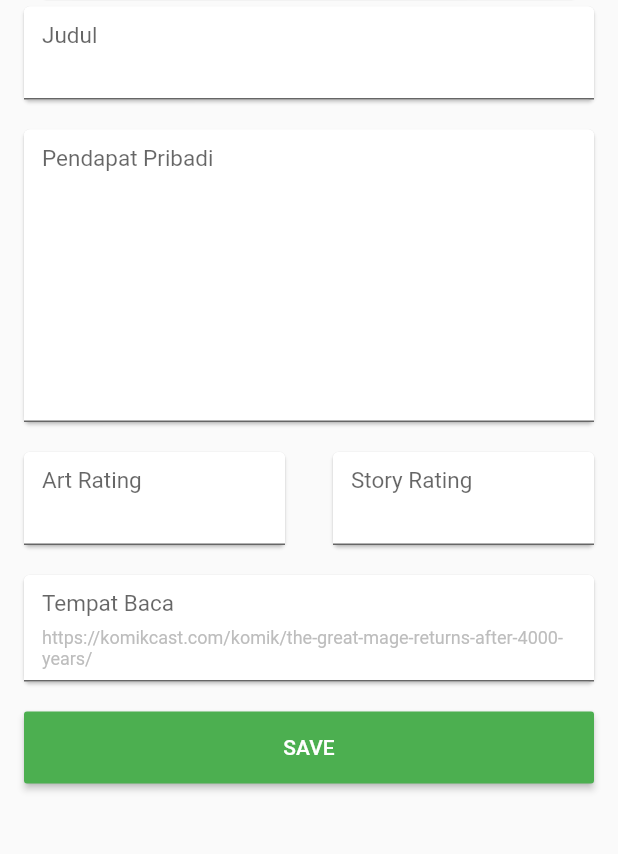
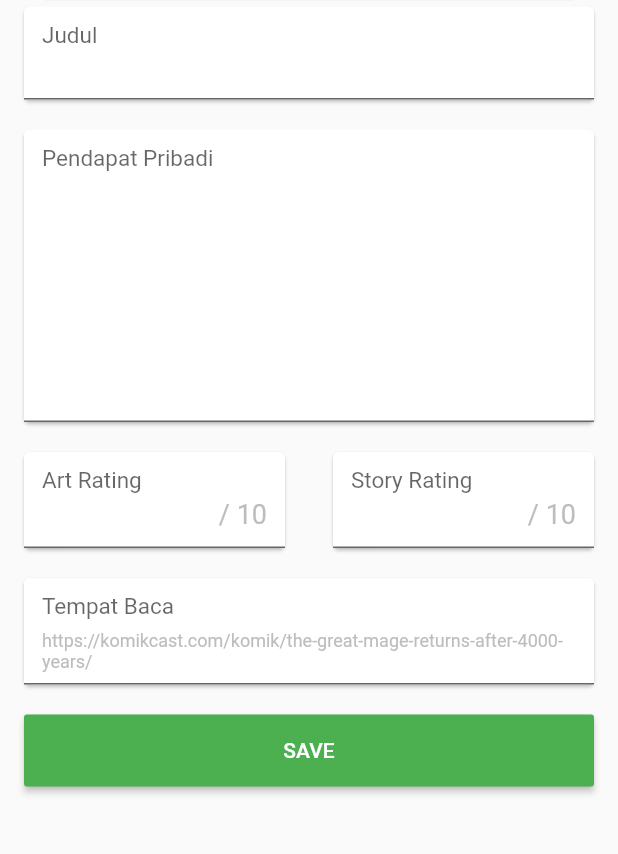
Before and after one commit to Sayutizxc/review_app, a Flutter app: the InputPage screen opened directly, after a tap on "SAVE", on a phone screen of 412 x 824 dp, the part 124-978 px from its top. Run offline on Flutter 3.47's test engine with Material 2 defaults, Android fonts, the phone set to English and light mode, and no system bars; our stand-ins replace expansion_tile_card, get, get_storage, google_fonts; accounts and stored records are empty; Roboto replaces fonts that are missing (Cookie).

```diff
--- a/lib/ui/input_page.dart
+++ b/lib/ui/input_page.dart
@@ -3,6 +3,7 @@ import 'package:get/get.dart';
 import 'package:google_fonts/google_fonts.dart';
 import 'package:review_app/controllers/review_controller.dart';
 import 'package:review_app/models/review_model.dart';
+import 'package:review_app/widgets/custom_form_widget.dart';
 
 // ignore: must_be_immutable
 class InputPage extends StatelessWidget {
@@ -49,25 +50,26 @@ class InputPage extends StatelessWidget {
                 ),
               ),
             ),
-            FormField(
+            CustomFormField(
               title: 'Judul',
               controller: titleController,
               keyboardType: TextInputType.text,
+              textCapitalization: TextCapitalization.words,
             ),
             SizedBox(height: 20),
-            FormField(
+            CustomFormField(
                 title: 'Pendapat Pribadi',
                 controller: reviewController,
                 minLines: 8,
                 keyboardType: TextInputType.multiline,
-            ),
+                textCapitalization: TextCapitalization.sentences),
             SizedBox(height: 20),
             Row(
               mainAxisAlignment: MainAxisAlignment.spaceBetween,
               children: [
                 Expanded(
                   child: Obx(
-                    () => FormField(
+                    () => CustomFormField(
                       title: 'Art Rating',
                       controller: artRatingController,
                       keyboardType: TextInputType.number,
@@ -93,12 +95,13 @@ class InputPage extends StatelessWidget {
                       suffixIcon: (isArtValid.value)
                           ? null
                           : Icon(Icons.error, color: Colors.red),
+                      suffixText: '/ 10',
                     ),
                   ),
                 ),
                 Expanded(
                   child: Obx(
-                    () => FormField(
+                    () => CustomFormField(
                         title: 'Story Rating',
                         controller: storyRatingController,
                         keyboardType: TextInputType.number,
@@ -115,8 +118,8 @@ class InputPage extends StatelessWidget {
                                 dismissDirection:
                                     SnackDismissDirection.HORIZONTAL,
                                 duration: Duration(seconds: 3),
-                              margin:
-                                  EdgeInsets.only(top: 10, left: 16, right: 16),
+                                margin: EdgeInsets.only(
+                                    top: 10, left: 16, right: 16),
                               );
                             }
                           }
@@ -124,13 +127,13 @@ class InputPage extends StatelessWidget {
                         suffixIcon: (isStoryValid.value)
                             ? null
                             : Icon(Icons.error, color: Colors.red),
-                    ),
+                        suffixText: '/ 10'),
                   ),
                 ),
               ],
             ),
             SizedBox(height: 20),
-            FormField(
+            CustomFormField(
               title: 'Tempat Baca',
               hintText:
                   'https://komikcast.com/komik/the-great-mage-returns-after-4000-years/',
@@ -159,18 +162,32 @@ class InputPage extends StatelessWidget {
                           double.parse(artRatingController.text);
                       editing.storyRating =
                           double.parse(storyRatingController.text);
-                      editing.link = linkController.text;
+                      if (linkController.text.trim().isNotEmpty &&
+                          (!linkController.text.trim().contains("https://") ||
+                              !linkController.text
+                                  .trim()
+                                  .contains("https://"))) {
+                        linkController.text =
+                            "https://" + linkController.text.trim();
+                      }
+                      editing.link = linkController.text.trim();
                       controller.reviews[index] = editing;
                       Get.back();
                     } else if (this.index.isNull) {
-                      if (linkController.text.trim().isEmpty)
-                        linkController.text = " ";
+                      if (linkController.text.trim().isNotEmpty &&
+                          (!linkController.text.trim().contains("https://") ||
+                              !linkController.text
+                                  .trim()
+                                  .contains("https://"))) {
+                        linkController.text =
+                            "https://" + linkController.text.trim();
+                      }
                       controller.reviews.add(ReviewModel(
                           title: titleController.text.trim(),
                           deskripsi: reviewController.text.trim(),
                           artRating: double.parse(artRatingController.text),
                           storyRating: double.parse(storyRatingController.text),
-                          link: linkController.text));
+                          link: linkController.text.trim()));
                       Get.back();
                     }
                   } else {
@@ -198,51 +215,3 @@ class InputPage extends StatelessWidget {
     ));
   }
 }
-
-class FormField extends StatelessWidget {
-  final String title;
-  final String hintText;
-  final int maxLength;
-  final int minLines;
-  final TextEditingController controller;
-  final TextInputType keyboardType;
-  final Function onChanged;
-  final Widget suffixIcon;
-  const FormField(
-      {this.title,
-      this.maxLength,
-      this.minLines,
-      this.keyboardType,
-      this.controller,
-      this.onChanged,
-      this.suffixIcon,
-      this.hintText});
-
-  @override
-  Widget build(BuildContext context) {
-    return Card(
-      margin: EdgeInsets.symmetric(horizontal: 16),
-      child: TextFormField(
-        autocorrect: false,
-        textAlign: TextAlign.justify,
-        controller: controller,
-        maxLength: maxLength,
-        keyboardType: keyboardType,
-        maxLines: null,
-        minLines: minLines,
-        onChanged: onChanged,
-        decoration: InputDecoration(
-          suffixIcon: suffixIcon,
-          filled: true,
-          fillColor: Colors.white,
-          labelText: title,
-          hintText: hintText,
-          hintStyle: TextStyle(fontSize: 12, color: Colors.grey[400]),
-          floatingLabelBehavior: FloatingLabelBehavior.always,
-          labelStyle: TextStyle(fontSize: 20),
-          hoverColor: Colors.blue,
-        ),
-      ),
-    );
-  }
-}
--- /dev/null
+++ b/lib/widgets/custom_form_widget.dart
@@ -0,0 +1,56 @@
+import 'package:flutter/material.dart';
+
+class CustomFormField extends StatelessWidget {
+  final String title;
+  final String hintText;
+  final String suffixText;
+  final int maxLength;
+  final int minLines;
+  final TextEditingController controller;
+  final TextInputType keyboardType;
+  final Function onChanged;
+  final Widget suffixIcon;
+  final TextCapitalization textCapitalization;
+  const CustomFormField(
+      {this.title,
+      this.maxLength,
+      this.minLines,
+      this.keyboardType,
+      this.controller,
+      this.onChanged,
+      this.suffixIcon,
+      this.suffixText,
+      this.hintText,
+      this.textCapitalization});
+
+  @override
+  Widget build(BuildContext context) {
+    return Card(
+      margin: EdgeInsets.symmetric(horizontal: 16),
+      child: TextFormField(
+        autocorrect: false,
+        textAlign: TextAlign.justify,
+        controller: controller,
+        maxLength: maxLength,
+        keyboardType: keyboardType,
+        maxLines: null,
+        textCapitalization: textCapitalization ?? TextCapitalization.none,
+        minLines: minLines,
+        onChanged: onChanged,
+        decoration: InputDecoration(
+          suffixIcon: suffixIcon,
+          filled: true,
+          fillColor: Colors.white,
+          labelText: title,
+          hintText: hintText,
+          suffixText: suffixText,
+          suffixStyle: TextStyle(fontSize: 18, color: Colors.grey[400]),
+          hintStyle: TextStyle(fontSize: 12, color: Colors.grey[400]),
+          floatingLabelBehavior: FloatingLabelBehavior.always,
+          labelStyle: TextStyle(fontSize: 20),
+          hoverColor: Colors.blue,
+        ),
+      ),
+    );
+  }
+}
```
Also changed, not shown: lib/ui/home_page.dart (+37 -13 lines). Lines whose indentation alone changed are shown as unchanged.
